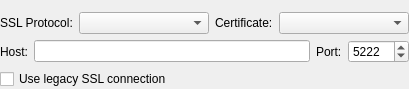
Old version of the form branches/dev_options2/src/plugins/defaultconnection/connectionoptionswidget.ui in the repository vacuum-im/vacuum-im.
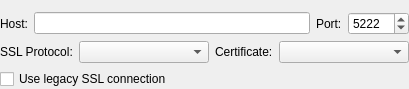
New version of the form.

Diff of the .ui file:
```diff
--- a/branches/dev_options2/src/plugins/defaultconnection/connectionoptionswidget.ui
+++ b/branches/dev_options2/src/plugins/defaultconnection/connectionoptionswidget.ui
@@ -17,44 +17,6 @@
    <item>
     <widget class="QWidget" name="wdtProxy" native="true"/>
    </item>
-   <item>
-    <layout class="QHBoxLayout" name="horizontalLayout_2">
-     <item>
-      <widget class="QLabel" name="lblSslProtocol">
-       <property name="text">
-        <string>SSL Protocol:</string>
-       </property>
-      </widget>
-     </item>
-     <item>
-      <widget class="QComboBox" name="cmbSslProtocol">
-       <property name="sizePolicy">
-        <sizepolicy hsizetype="Expanding" vsizetype="Fixed">
-         <horstretch>0</horstretch>
-         <verstretch>0</verstretch>
-        </sizepolicy>
-       </property>
-      </widget>
-     </item>
-     <item>
-      <widget class="QLabel" name="lblCertCheckMode">
-       <property name="text">
-        <string>Certificate:</string>
-       </property>
-      </widget>
-     </item>
-     <item>
-      <widget class="QComboBox" name="cmbCertCheckMode">
-       <property name="sizePolicy">
-        <sizepolicy hsizetype="Expanding" vsizetype="Fixed">
-         <horstretch>0</horstretch>
-         <verstretch>0</verstretch>
-        </sizepolicy>
-       </property>
-      </widget>
-     </item>
-    </layout>
-   </item>
    <item>
     <layout class="QHBoxLayout">
      <item>
@@ -110,6 +72,44 @@
      </item>
     </layout>
    </item>
+   <item>
+    <layout class="QHBoxLayout" name="horizontalLayout_2">
+     <item>
+      <widget class="QLabel" name="lblSslProtocol">
+       <property name="text">
+        <string>SSL Protocol:</string>
+       </property>
+      </widget>
+     </item>
+     <item>
+      <widget class="QComboBox" name="cmbSslProtocol">
+       <property name="sizePolicy">
+        <sizepolicy hsizetype="Expanding" vsizetype="Fixed">
+         <horstretch>0</horstretch>
+         <verstretch>0</verstretch>
+        </sizepolicy>
+       </property>
+      </widget>
+     </item>
+     <item>
+      <widget class="QLabel" name="lblCertCheckMode">
+       <property name="text">
+        <string>Certificate:</string>
+       </property>
+      </widget>
+     </item>
+     <item>
+      <widget class="QComboBox" name="cmbCertCheckMode">
+       <property name="sizePolicy">
+        <sizepolicy hsizetype="Expanding" vsizetype="Fixed">
+         <horstretch>0</horstretch>
+         <verstretch>0</verstretch>
+        </sizepolicy>
+       </property>
+      </widget>
+     </item>
+    </layout>
+   </item>
    <item>
     <widget class="QCheckBox" name="chbUseLegacySSL">
      <property name="text">
```
